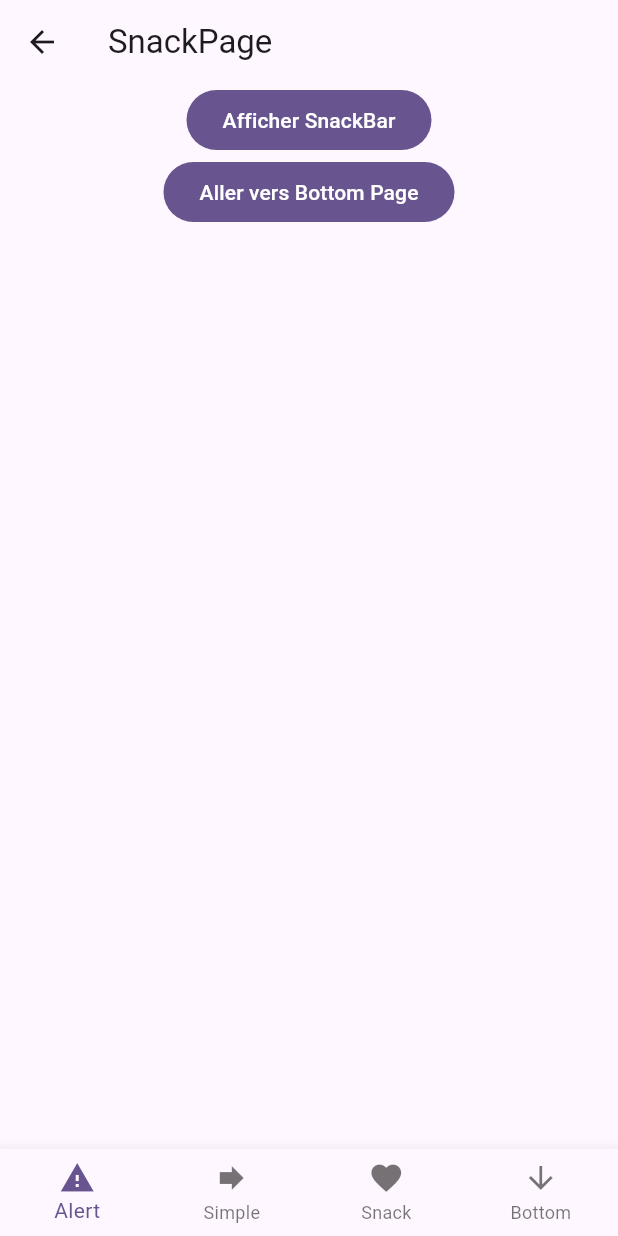
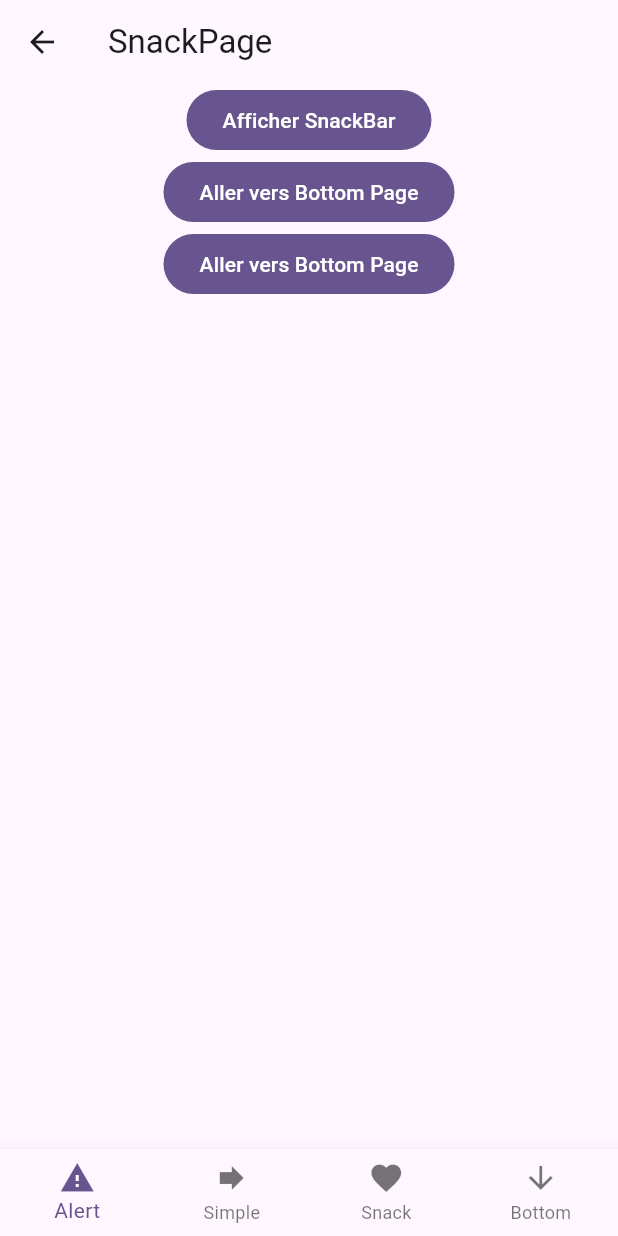
Before and after one commit to fabienlierville/flutter_di22-1_navigation, a Flutter app: the screen it shows after launch, item 3 of the bottom bar chosen, on a phone screen of 412 x 824 dp. Run offline on Flutter 3.47's test engine with Material 3 defaults, Android fonts, the phone set to English and light mode, and no system bars.

```diff
--- a/lib/main.dart
+++ b/lib/main.dart
@@ -21,6 +21,12 @@ class MyApp extends StatelessWidget {
         useMaterial3: true,
       ),
       home: BottomPage(),
+      routes: <String, WidgetBuilder>{
+        "/alert": (context) => AlertPage(),
+        "/simple": (context) => SimplePage(),
+        "/snack": (context) => SnackPage(),
+        "/bottom": (context) => BottomPage(),
+      },
     );
   }
 }
--- a/lib/pages/snack_page.dart
+++ b/lib/pages/snack_page.dart
@@ -1,3 +1,4 @@
+import 'package:flutter/cupertino.dart';
 import 'package:flutter/material.dart';
 import 'package:navigation/pages/bottom_page.dart';
 import 'package:navigation/widgets/my_custom_bottom_navigation.dart';
@@ -36,7 +37,18 @@ class _SnackPageState extends State<SnackPage> {
                   );
                 },
                 child: Text("Aller vers Bottom Page")
-            )
+            ),
+            FilledButton(
+                onPressed: (){
+                  Navigator.pushReplacement(
+                      context,
+                      CupertinoPageRoute(builder: (context){
+                        return BottomPage();
+                      })
+                  );
+                },
+                child: Text("Aller vers Bottom Page")
+            ),
           ],
         ),
       ),
```
Also changed, not shown: lib/widgets/my_custom_bottom_navigation.dart (+4 -24 lines).
